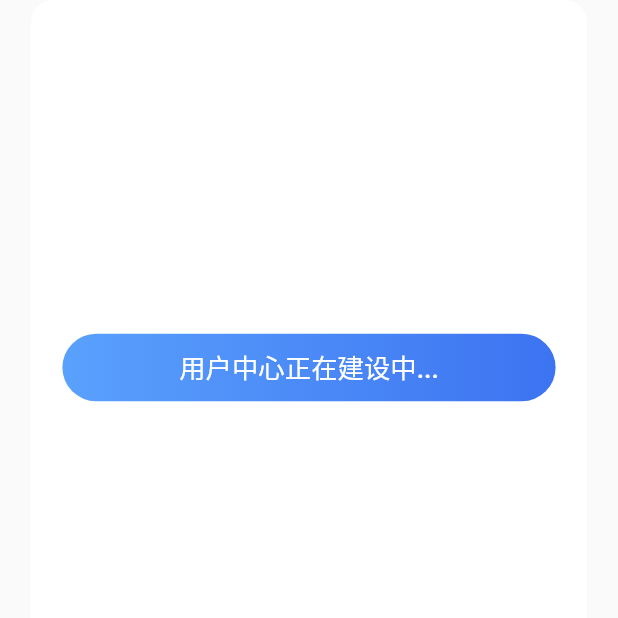
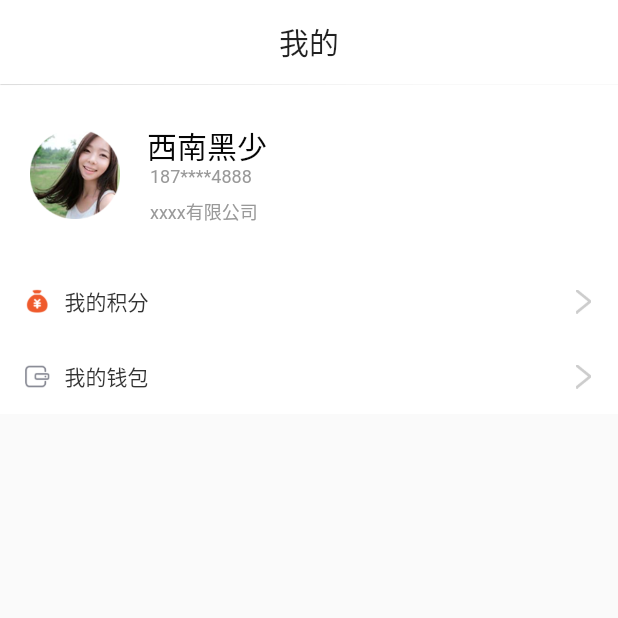
Before and after one commit to dechengyang/ydc_flutter_app, a Flutter app: the MyPage screen opened directly, on a phone screen of 412 x 824 dp, the top half of it. Run offline on Flutter 3.47's test engine with Material 2 defaults, Android fonts, the phone set to English and light mode, and no system bars; our stand-ins replace flutter_spinkit, fluttertoast.

Commit message:
我的页面开发

```diff
--- a/ydcflutter_app/lib/me/MyPage.dart
+++ b/ydcflutter_app/lib/me/MyPage.dart
@@ -18,15 +18,36 @@ class _MyPageState extends State<MyPage> {
 
   @override
   Widget build(BuildContext context) {
-    // TODO: implement build
+    return new Scaffold(
+      appBar: new AppBar(
+        title: new Text("我的"),
+        centerTitle: true,
+        elevation: 0.25,
+        backgroundColor: Colors.white,
+        automaticallyImplyLeading: false, //设置没有返回按钮
+      ),
+      body:new Stack(
+        children: <Widget>[
+          new ListView(
+            children: <Widget>[
+              personInfoWidget,
+              integralWidget,
+              walletWidget
+            ],
+          )
+        ],
+      ),
+
+    );
+  }
 
 
-
-    void _loginAction(){
-      //print("点击了按钮22");
-
+  Widget personInfoWidget=new Container(
+      color: Colors.white,
+      child: new InkWell(
+        onTap: () {
           Fluttertoast.showToast(
-          msg: "用户中心！",
+              msg: "正在建设中...",
               toastLength: Toast.LENGTH_SHORT,
               gravity: ToastGravity.BOTTOM,
               timeInSecForIos:1
@@ -34,84 +55,136 @@ class _MyPageState extends State<MyPage> {
 //            textColor: Color(0xffffff)
 
           );
-
-
-
-    }
-
-    Widget buttonLogin = new FlatButton(
-
-        onPressed: () {
-          _loginAction();
         },
 
-        child: new Container(
-          height: 45.0,
-          margin: new EdgeInsets.fromLTRB(0.0, 40.0, 0.0, 0.0),
-          decoration: new BoxDecoration(
-              borderRadius: new BorderRadius.all(new Radius.circular(50.0)),
-              gradient: new LinearGradient(
-                  colors: [const Color(0xFF5AA1FD), const Color(0xFF3C73F1)])
+        child:new Row(
+          mainAxisAlignment: MainAxisAlignment.start,
+          children: <Widget>[
+            new Padding(
+                padding: const EdgeInsets.only(left: 20.0,top: 30.0,
+                    bottom: 30.0),
+                child: new Image.asset("static/images/head_portrait.png",
+                  width: 60.0,
+                  height: 60.0,)),
+            new Stack(
+              children: <Widget>[
+                new Padding(
+                    padding: const EdgeInsets.only(left: 18.0),
+                    child: new Text("西南黑少",
+                      style: new TextStyle(fontSize: 20.0, color:const Color(0xFF060606)),)),
+
+                new Padding(
+                    padding: const EdgeInsets.only(left: 20.0,top: 29.0),
+                    child: new Text("187****4888",
+                      style: new TextStyle(fontSize: 12.0,
+                          color:const Color(0xFF999999)),)),
+
+                new Padding(
+                    padding: const EdgeInsets.only(left: 20.0,top: 50.0),
+                    child: new Text("xxxx有限公司",
+                      style: new TextStyle(fontSize: 12.0,
+                          color:const Color(0xFF999999)),)),
+
+              ],),
+          ],
         ),
-          child: new Center(
-              child: new Text(
-                "用户中心正在建设中...",
-                textScaleFactor: 1.1,
-                style: new TextStyle(fontSize: 16.0, color: Colors.white),
-              )),
-        ));
+      )
 
+  );
+  Widget integralWidget=new Container(
+      color: const Color(0xFFFFFFFF),
+      height: 50.0,
+      child:new InkWell(
+        onTap: () {
+          Fluttertoast.showToast(
+              msg: "正在建设中...",
+              toastLength: Toast.LENGTH_SHORT,
+              gravity: ToastGravity.BOTTOM,
+              timeInSecForIos:1
+//            backgroundColor: Color(0xe74c3c),
+//            textColor: Color(0xffffff)
 
-    void _openSignUp() {
-//      setState(() {
-//        Navigator.of(context).push(new MaterialPageRoute<Null>(
-//          builder: (BuildContext context) {
-//            return new SignUp();
-//          },
-//        ));
-//      });
-    }
+          );
+        },
+        child: new Row(
+          mainAxisAlignment: MainAxisAlignment.spaceBetween,
+          children: <Widget>[
+            new Row(
+              children: <Widget>[
+                new Padding(
+                    padding: const EdgeInsets.only(left: 15.0),
+                    child: new Image.asset("static/images/account_balance.png",
+                      width: 20.0,
+                      height: 20.0,)),
 
-
-
-
-
-    Widget whitleContent = new Center(
-      child: new Container(
-//        margin: new EdgeInsets.fromLTRB(0.0, 20.0, 0.0, 0.0),
-        constraints: new BoxConstraints.expand(width: MediaQuery
-            .of(context)
-            .size
-            .width * 0.9, height: 450.0,),
-        decoration: new BoxDecoration(
-          color: Colors.white,
-          border: new Border.all(color: Colors.white, width: 5.0,),
-          borderRadius: new BorderRadius.all(new Radius.circular(15.0)),
-        ),
-        child: new Column(
-          mainAxisAlignment: MainAxisAlignment.center,
-          children: <Widget>[
-            buttonLogin,
-
-
+                new Padding(
+                    padding: const EdgeInsets.only(left: 8.0),
+                    child: new Text("我的积分",
+                      style: new TextStyle(fontSize: 14.0, color:const Color(0xFF333333)),)),
 
               ],
             ),
-      ),
-    );
 
-    return new Scaffold(
-      body: new Stack(
+            new Row(
               children: <Widget>[
-          new ListView(
-            children: <Widget>[
-              whitleContent,
+                new Padding(
+                    padding: const EdgeInsets.only(right: 15.0,left: 10.0),
+                    child: new Image.asset("static/images/enter.png",
+                        width: 16.0,
+                        height: 16.0)),
               ],
             )
           ],
         ),
+      )
   );
-  }
+  Widget walletWidget=new Container(
+      color: const Color(0xFFFFFFFF),
+      height: 50.0,
+      child:new InkWell(
+        onTap: () {
+          Fluttertoast.showToast(
+              msg: "正在建设中...",
+              toastLength: Toast.LENGTH_SHORT,
+              gravity: ToastGravity.BOTTOM,
+              timeInSecForIos:1
+//            backgroundColor: Color(0xe74c3c),
+//            textColor: Color(0xffffff)
+
+          );
+        },
+        child: new Row(
+          mainAxisAlignment: MainAxisAlignment.spaceBetween,
+          children: <Widget>[
+            new Row(
+              children: <Widget>[
+                new Padding(
+                    padding: const EdgeInsets.only(left: 15.0),
+                    child: new Image.asset("static/images/wallet.png",
+                      width: 20.0,
+                      height: 20.0,)),
+
+                new Padding(
+                    padding: const EdgeInsets.only(left: 8.0),
+                    child: new Text("我的钱包",
+                      style: new TextStyle(fontSize: 14.0, color:const Color(0xFF333333)),)),
+
+              ],
+            ),
+
+            new Row(
+              children: <Widget>[
+                new Padding(
+                    padding: const EdgeInsets.only(right: 15.0,left: 10.0),
+                    child: new Image.asset("static/images/enter.png",
+                        width: 16.0,
+                        height: 16.0)),
+              ],
+            )
+          ],
+        ),
+      )
+  );
 
   @override
   void dispose() {
--- a/ydcflutter_app/pubspec.yaml
+++ b/ydcflutter_app/pubspec.yaml
@@ -54,6 +54,10 @@ flutter:
     - static/images/my_normal_icon.png
     - static/images/my_selected_icon.png
     - static/images/logo_icon.png
+    - static/images/enter.png
+    - static/images/account_balance.png
+    - static/images/wallet.png
+    - static/images/head_portrait.png
 
   # To add assets to your application, add an assets section, like this:
   # assets:
```
Also changed, not shown: ydcflutter_app/static/images/account_balance.png (added), ydcflutter_app/static/images/enter.png (added), ydcflutter_app/static/images/head_portrait.png (added), ydcflutter_app/static/images/wallet.png (added). Lines whose indentation alone changed are shown as unchanged.
